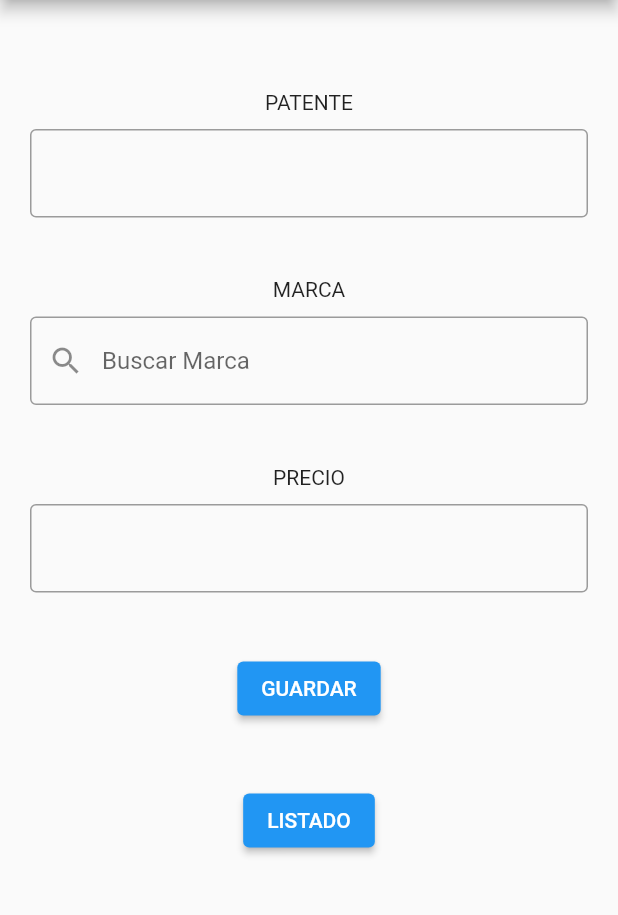
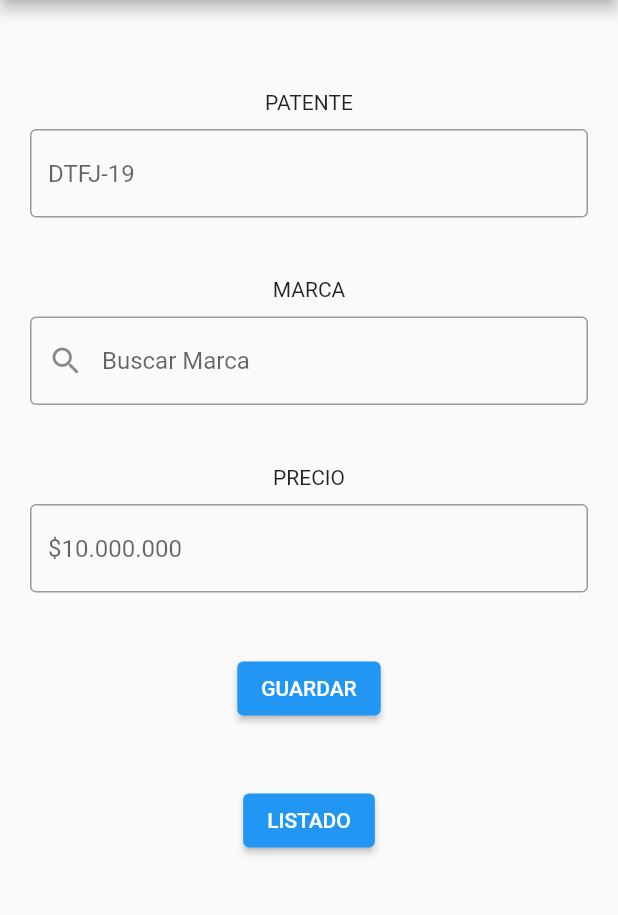
Before and after one commit to JaimeAlb/registro_autos, a Flutter app: the FormPageSF screen opened directly, on a phone screen of 412 x 824 dp, the part 84-999 px from its top. Run offline on Flutter 3.47's test engine with Material 2 defaults, Android fonts, the phone set to English and light mode, and no system bars; drawn by our look-alikes of flutter_typeahead; our stand-ins replace mask_text_input_formatter.

Commit message:
add mask text dependency to format patente textfield

```diff
--- a/lib/pages/form_page_sf.dart
+++ b/lib/pages/form_page_sf.dart
@@ -2,6 +2,7 @@ import 'package:flutter/material.dart';
 import 'package:registro_autos/pages/api/marca_api.dart';
 import 'package:registro_autos/pages/global_list.dart';
 import 'package:registro_autos/pages/list_page.dart';
+import 'package:registro_autos/pages/widgets/text_field.dart';
 import 'clases/local_auto.dart';
 import 'package:flutter_typeahead/flutter_typeahead.dart';
 import 'dart:convert';
@@ -19,7 +20,6 @@ final TextEditingController _precioController = TextEditingController();
 var autosLocalList = <LocalAuto>[];
 
 class _FormPageSFState extends State<FormPageSF> {
-  String hintTexto = 'Marca';
   @override
   Widget build(BuildContext context) {
     return Scaffold(
@@ -29,15 +29,7 @@ class _FormPageSFState extends State<FormPageSF> {
             padding: const EdgeInsets.all(20),
             child: Column(
               children: [
-                const SizedBox(height: 40),
-                const Text("PATENTE"),
-                const SizedBox(height: 10),
-                TextField(
-                  controller: _patenteController,
-                  decoration:
-                      const InputDecoration(border: OutlineInputBorder()),
-                ),
-                const SizedBox(height: 40),
+                textField_1("PATENTE", _patenteController, "DTFJ-19"),
                 const Text("MARCA"),
                 const SizedBox(height: 10),
                 TypeAheadField<Marca?>(
@@ -78,18 +70,12 @@ class _FormPageSFState extends State<FormPageSF> {
                       ));
                   },
                 ),
-                const SizedBox(height: 40),
-                const Text("PRECIO"),
-                const SizedBox(height: 10),
-                TextField(
-                  controller: _precioController,
-                  decoration:
-                      const InputDecoration(border: OutlineInputBorder()),
-                ),
-                const SizedBox(height: 40),
+                textField_2("PRECIO", _precioController, "\$10.000.000"),
                 ElevatedButton(
                   child: const Text("GUARDAR"),
                   onPressed: () {
+                    debugPrint(_patenteController.text);
+
                     if (GlobalList.globalList.isEmpty) {
                       autosLocalList = [];
                     }
--- a/lib/pages/list_page.dart
+++ b/lib/pages/list_page.dart
@@ -18,7 +18,8 @@ Future<List<ListaAutos>> getListOfAutosFromApi() async {
   final response = await http.get(Uri.parse(url));
 
   if (response.statusCode == 200) {
-    final listaAutos = listaAutosFromJson(response.body);
+    // final listaAutos = listaAutosFromJson(response.body);
+    List<ListaAutos> listaAutos = listaAutosFromJson(response.body);
 
     return listaAutos;
   } else {
@@ -30,9 +31,12 @@ class _ListPageState extends State<ListPage> {
   final formatCurrency = NumberFormat.simpleCurrency(decimalDigits: 0);
 
   Widget listOfAutosFromApi(List<ListaAutos> listado) {
-    List<Widget> listadoWidget = [];
-    int i = 0;
+    var listadoWidget = <Widget>[];
+    var i = 0;
+    const foo = [];
     for (var item in listado) {
+      // foo = [1];
+      debugPrint('foo, $foo');
       i++;
       Widget obj = Container(
         width: 800,
@@ -121,7 +125,7 @@ class _ListPageState extends State<ListPage> {
   }
 
   Widget listOfAutosFromLocal(List<LocalAuto> listado) {
-    List<Widget> listadoWidget = [];
+    var listadoWidget = <Widget>[];
     for (var item in listado) {
       Widget obj = Container(
         width: 800,
--- /dev/null
+++ b/lib/pages/widgets/text_field.dart
@@ -0,0 +1,48 @@
+import 'package:flutter/material.dart';
+// import 'package:flutter/services.dart';
+import 'package:mask_text_input_formatter/mask_text_input_formatter.dart';
+
+
+Widget textField_1(String name, TextEditingController controllerText, String hint) {
+  var maskFormatter = MaskTextInputFormatter(
+    mask: 'AAAA-##',
+    // mask: 'AAAAAAA',
+  );
+  return Column(
+    children: [
+      const SizedBox(height: 40),
+      Text(name),
+      const SizedBox(height: 10),
+      TextField(
+        controller: controllerText,
+        decoration: InputDecoration(border: const OutlineInputBorder(), hintText: hint),
+        inputFormatters: [
+         maskFormatter,
+        ],
+
+      ),
+      const SizedBox(height: 40),
+    ],
+  );
+}
+Widget textField_2(String name, TextEditingController controllerText, String hint) {
+  // var maskFormatter = MaskTextInputFormatter(
+  //   mask: '\$',
+  // );
+  return Column(
+    children: [
+      const SizedBox(height: 40),
+      Text(name),
+      const SizedBox(height: 10),
+      TextField(
+        controller: controllerText,
+        decoration: InputDecoration(border: const OutlineInputBorder(), hintText: hint),
+        // inputFormatters: [
+        //  maskFormatter,
+        // ],
+
+      ),
+      const SizedBox(height: 40),
+    ],
+  );
+}
--- a/pubspec.yaml
+++ b/pubspec.yaml
@@ -32,6 +32,7 @@ dependencies:
   flutter:
     sdk: flutter
   flutter_typeahead: ^4.0.0
+  mask_text_input_formatter: ^2.3.0
 
 
   # The following adds the Cupertino Icons font to your application.
```
Also changed, not shown: pubspec.lock.
